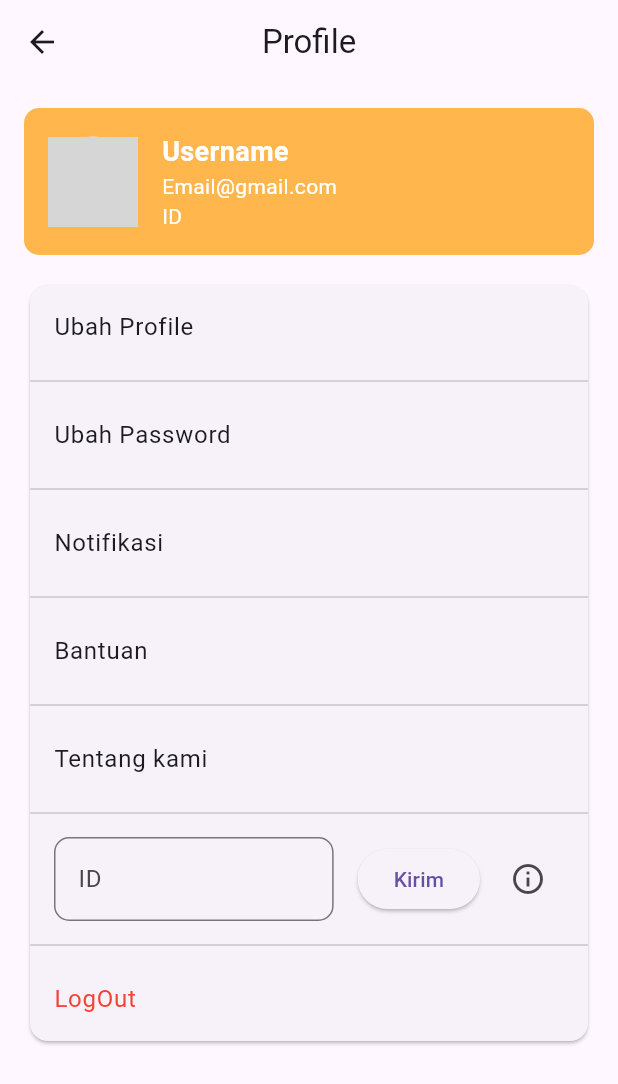
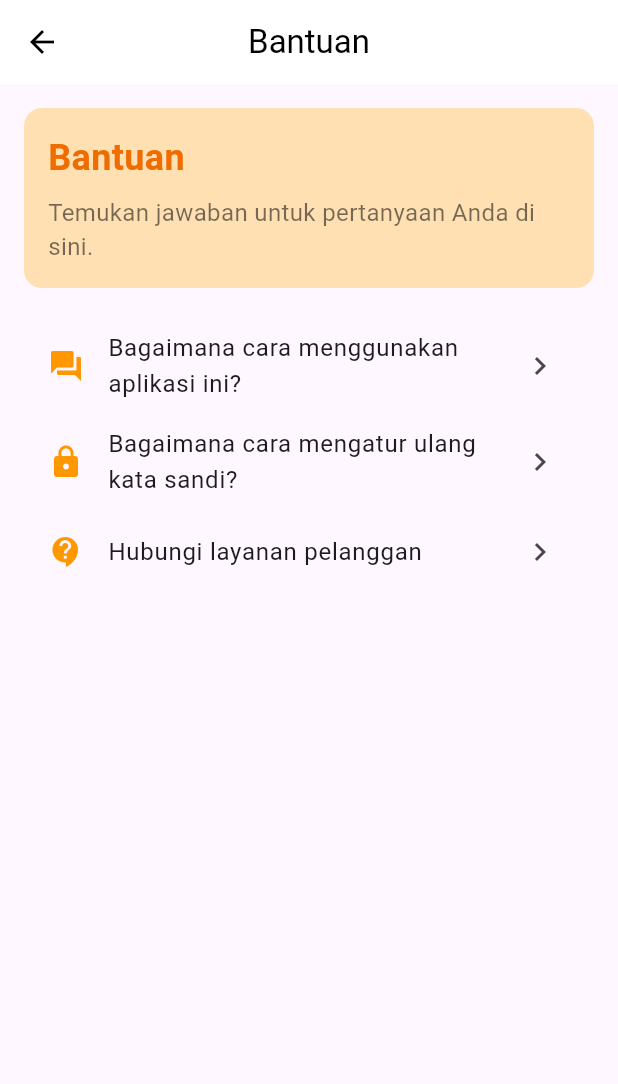
Before and after one commit to maechel11/PM2-CatatanKeuangan, a Flutter app: the ProfileView screen opened by its route, after a tap on "Bantuan", on a phone screen of 412 x 824 dp. Shown: the top 1084 px of the screen. Run offline on Flutter 3.47's test engine with Material 3 defaults, Android fonts, the phone set to English and light mode, and no system bars; our stand-ins replace cloud_firestore, firebase_auth, firebase_core, get; accounts and stored records are empty; network calls fail; grey boxes are pictures that could not be loaded.

Commit message:
menautkan profile dengan ubah profile, membuat lembar baru bantuan yang didalam nya terdapat beberapa file baru

```diff
--- /dev/null
+++ b/lib/app/modules/bantuan/bindings/bantuan_binding.dart
@@ -0,0 +1,12 @@
+import 'package:get/get.dart';
+
+import '../controllers/bantuan_controller.dart';
+
+class BantuanBinding extends Bindings {
+  @override
+  void dependencies() {
+    Get.lazyPut<BantuanController>(
+      () => BantuanController(),
+    );
+  }
+}
--- /dev/null
+++ b/lib/app/modules/bantuan/views/bantuan_view.dart
@@ -0,0 +1,91 @@
+import 'package:flutter/material.dart';
+import 'package:get/get.dart';
+
+import '../controllers/bantuan_controller.dart';
+
+class BantuanView extends GetView<BantuanController> {
+  const BantuanView({super.key});
+
+  @override
+  Widget build(BuildContext context) {
+    return Scaffold(
+      appBar: AppBar(
+        title: const Text('Bantuan'),
+        centerTitle: true,
+        backgroundColor: Colors.white,
+        foregroundColor: Colors.black,
+        elevation: 0,
+      ),
+      body: Padding(
+        padding: const EdgeInsets.all(16.0),
+        child: Column(
+          crossAxisAlignment: CrossAxisAlignment.start,
+          children: [
+            // Bagian judul header
+            Container(
+              padding: const EdgeInsets.all(16.0),
+              decoration: BoxDecoration(
+                color: Colors.orange.shade100,
+                borderRadius: BorderRadius.circular(12),
+              ),
+              child: Column(
+                crossAxisAlignment: CrossAxisAlignment.start,
+                children: [
+                  Text(
+                    'Bantuan',
+                    style: TextStyle(
+                      fontSize: 24,
+                      fontWeight: FontWeight.bold,
+                      color: Colors.orange.shade800,
+                    ),
+                  ),
+                  const SizedBox(height: 8),
+                  const Text(
+                    'Temukan jawaban untuk pertanyaan Anda di sini.',
+                    style: TextStyle(fontSize: 16, color: Colors.black54),
+                  ),
+                ],
+              ),
+            ),
+            const SizedBox(height: 20),
+            // Daftar menu bantuan
+            Expanded(
+              child: ListView(
+                children: [
+                  ListTile(
+                    leading:
+                        const Icon(Icons.question_answer, color: Colors.orange),
+                    title:
+                        const Text('Bagaimana cara menggunakan aplikasi ini?'),
+                    trailing: const Icon(Icons.chevron_right),
+                    onTap: () {
+                      Get.toNamed('/cara-menggunakan');
+                    },
+                  ),
+                  ListTile(
+                    leading: const Icon(Icons.lock, color: Colors.orange),
+                    title:
+                        const Text('Bagaimana cara mengatur ulang kata sandi?'),
+                    trailing: const Icon(Icons.chevron_right),
+                    onTap: () {
+                      Get.toNamed('/atur-ulang-kata-sandi');
+                    },
+                  ),
+                  ListTile(
+                    leading:
+                        const Icon(Icons.contact_support, color: Colors.orange),
+                    title: const Text('Hubungi layanan pelanggan'),
+                    trailing: const Icon(Icons.chevron_right),
+                    onTap: () {
+                      Get.toNamed('/hubungi-layanan');
+                    },
+                  ),
+                ],
+              ),
+            ),
+          ],
+        ),
+      ),
+    );
+  }
+}
--- a/lib/app/modules/profile/views/profile_view.dart
+++ b/lib/app/modules/profile/views/profile_view.dart
@@ -77,14 +77,7 @@ class ProfileView extends GetView<ProfileController> {
                     ListTile(
                       title: const Text('Ubah Profile'),
                       onTap: () {
-                        // Implementasi navigasi ke halaman Ubah Profile
-                      },
-                    ),
-                    const Divider(),
-                    ListTile(
-                      title: const Text('Ubah Password'),
-                      onTap: () {
-                        // Implementasi navigasi ke halaman Ubah Password
+                        Get.toNamed('/ubah-profile');
                       },
                     ),
                     const Divider(),
@@ -98,7 +91,7 @@ class ProfileView extends GetView<ProfileController> {
                     ListTile(
                       title: const Text('Bantuan'),
                       onTap: () {
-                        // Implementasi navigasi ke halaman Bantuan
+                        Get.toNamed('/bantuan'); // Navigasi ke halaman bantuan
                       },
                     ),
                     const Divider(),
--- a/lib/app/routes/app_pages.dart
+++ b/lib/app/routes/app_pages.dart
@@ -1,7 +1,15 @@
 import 'package:get/get.dart';
 
+import '../modules/atur_ulang_kata_sandi/bindings/atur_ulang_kata_sandi_binding.dart';
+import '../modules/atur_ulang_kata_sandi/views/atur_ulang_kata_sandi_view.dart';
+import '../modules/bantuan/bindings/bantuan_binding.dart';
+import '../modules/bantuan/views/bantuan_view.dart';
+import '../modules/cara_menggunakan/bindings/cara_menggunakan_binding.dart';
+import '../modules/cara_menggunakan/views/cara_menggunakan_view.dart';
 import '../modules/home/bindings/home_binding.dart';
 import '../modules/home/views/home_view.dart';
+import '../modules/hubungi_layanan/bindings/hubungi_layanan_binding.dart';
+import '../modules/hubungi_layanan/views/hubungi_layanan_view.dart';
 import '../modules/login/bindings/login_binding.dart';
 import '../modules/login/views/login_view.dart';
 import '../modules/profile/bindings/profile_binding.dart';
@@ -44,5 +52,25 @@ class AppPages {
       page: () => const UbahProfileView(),
       binding: UbahProfileBinding(),
     ),
+    GetPage(
+      name: _Paths.BANTUAN,
+      page: () => const BantuanView(),
+      binding: BantuanBinding(),
+    ),
+    GetPage(
+      name: _Paths.CARA_MENGGUNAKAN,
+      page: () => const CaraMenggunakanView(),
+      binding: CaraMenggunakanBinding(),
+    ),
+    GetPage(
+      name: _Paths.ATUR_ULANG_KATA_SANDI,
+      page: () => const AturUlangKataSandiView(),
+      binding: AturUlangKataSandiBinding(),
+    ),
+    GetPage(
+      name: _Paths.HUBUNGI_LAYANAN,
+      page: () => const HubungiLayananView(),
+      binding: HubungiLayananBinding(),
+    ),
   ];
 }
--- a/lib/app/routes/app_routes.dart
+++ b/lib/app/routes/app_routes.dart
@@ -8,6 +8,10 @@ abstract class Routes {
   static const REGISTER = _Paths.REGISTER;
   static const PROFILE = _Paths.PROFILE;
   static const UBAH_PROFILE = _Paths.UBAH_PROFILE;
+  static const BANTUAN = _Paths.BANTUAN;
+  static const CARA_MENGGUNAKAN = _Paths.CARA_MENGGUNAKAN;
+  static const ATUR_ULANG_KATA_SANDI = _Paths.ATUR_ULANG_KATA_SANDI;
+  static const HUBUNGI_LAYANAN = _Paths.HUBUNGI_LAYANAN;
 }
 
 abstract class _Paths {
@@ -17,4 +21,8 @@ abstract class _Paths {
   static const REGISTER = '/register';
   static const PROFILE = '/profile';
   static const UBAH_PROFILE = '/ubah-profile';
+  static const BANTUAN = '/bantuan';
+  static const CARA_MENGGUNAKAN = '/cara-menggunakan';
+  static const ATUR_ULANG_KATA_SANDI = '/atur-ulang-kata-sandi';
+  static const HUBUNGI_LAYANAN = '/hubungi-layanan';
 }
```
Also changed, not shown: lib/app/modules/atur_ulang_kata_sandi/bindings/atur_ulang_kata_sandi_binding.dart (added, +12 -0 lines), lib/app/modules/atur_ulang_kata_sandi/controllers/atur_ulang_kata_sandi_controller.dart (added, +23 -0 lines), lib/app/modules/atur_ulang_kata_sandi/views/atur_ulang_kata_sandi_view.dart (added, +113 -0 lines), lib/app/modules/bantuan/controllers/bantuan_controller.dart (added, +23 -0 lines), lib/app/modules/cara_menggunakan/bindings/cara_menggunakan_binding.dart (added, +12 -0 lines), lib/app/modules/cara_menggunakan/controllers/cara_menggunakan_controller.dart (added, +23 -0 lines), lib/app/modules/cara_menggunakan/views/cara_menggunakan_view.dart (added, +145 -0 lines), lib/app/modules/hubungi_layanan/bindings/hubungi_layanan_binding.dart (added, +12 -0 lines), lib/app/modules/hubungi_layanan/controllers/hubungi_layanan_controller.dart (added, +23 -0 lines), lib/app/modules/hubungi_layanan/views/hubungi_layanan_view.dart (added, +118 -0 lines).
